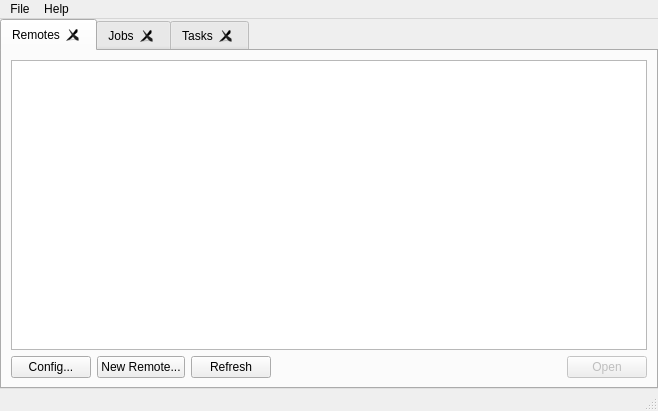
This is src/main_window.ui in SysAdminDoc/RcloneBrowserNG as Qt 5 draws it before an edit. The edited form follows.
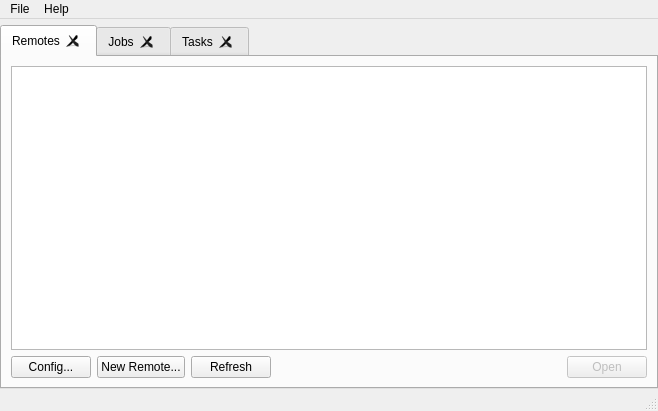
This is the edited form.

Commit message: style: tidy the main window, Remote Health and Preferences

```diff
--- a/src/main_window.ui
+++ b/src/main_window.ui
@@ -22,7 +22,7 @@
      <number>0</number>
     </property>
     <property name="topMargin">
-     <number>0</number>
+     <number>6</number>
     </property>
     <property name="rightMargin">
      <number>0</number>
```
The commit also changes 5 other files.
